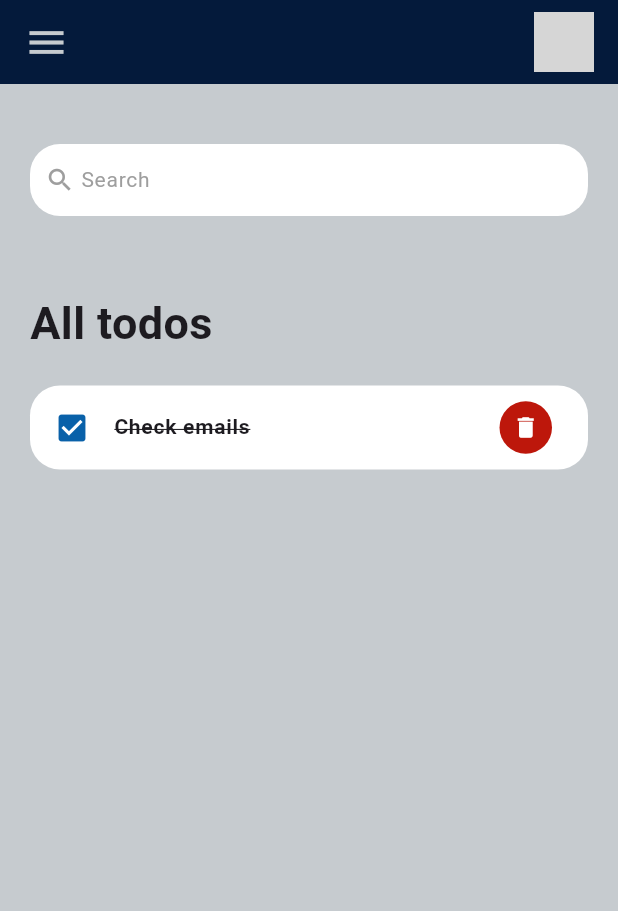
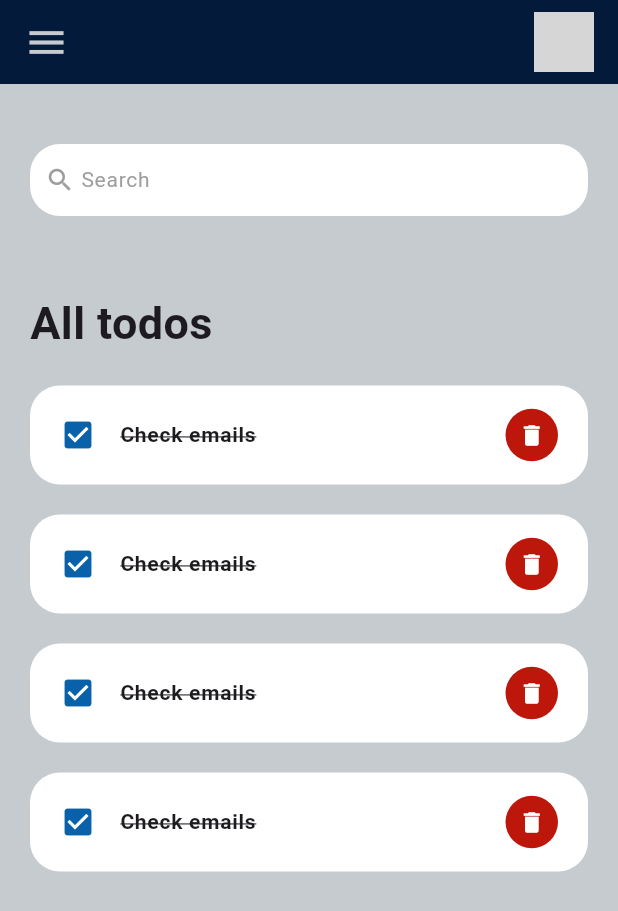
Before and after one commit to mutesialine/todo-flutter, a Flutter app: the screen it shows after launch, after a tap on "Check emails", on a phone screen of 412 x 824 dp. Shown: the top 911 px of the screen. Run offline on Flutter 3.47's test engine with Material 3 defaults, Android fonts, the phone set to English and light mode, and no system bars; grey boxes are pictures that could not be loaded.

Commit message:
feat: creating todo by using list tile

```diff
--- a/lib/screens/home.dart
+++ b/lib/screens/home.dart
@@ -17,11 +17,15 @@ class Home extends StatelessWidget {
               Expanded(
                 child: ListView(
                   children: [
+
                     Container(
                         margin: EdgeInsets.only(top: 50, bottom: 20),
                         child: Text("All todos",
                             style: TextStyle(
                                 fontSize: 30, fontWeight: FontWeight.bold))),
+                    TodoItem(),
+                    TodoItem(),
+                    TodoItem(),
                     TodoItem(),
                   ],
                 ),
--- a/lib/widgets/todo_item.dart
+++ b/lib/widgets/todo_item.dart
@@ -5,10 +5,14 @@ class TodoItem extends StatelessWidget {
   @override
   Widget build(BuildContext context) {
     return Container(
+        margin: EdgeInsets.only(bottom: 20),
         child: ListTile(
-            onTap: () {},
+            onTap: () {
+              print("clicked on the button");
+            },
             shape:
                 RoundedRectangleBorder(borderRadius: BorderRadius.circular(20)),
+            contentPadding: EdgeInsets.symmetric(horizontal: 20, vertical: 5),
             tileColor: Colors.white,
             leading: Icon(Icons.check_box,
                 color: const Color.fromARGB(255, 9, 97, 169)),
@@ -26,7 +30,9 @@ class TodoItem extends StatelessWidget {
                 child: IconButton(
                     iconSize: 18,
                     color: Colors.white,
-                    onPressed: () {},
-                    icon: Icon(Icons.delete)))));
+                    icon: Icon(Icons.delete),
+                    onPressed: () {
+                      print("clicked on the button");
+                    }))));
   }
 }
```
